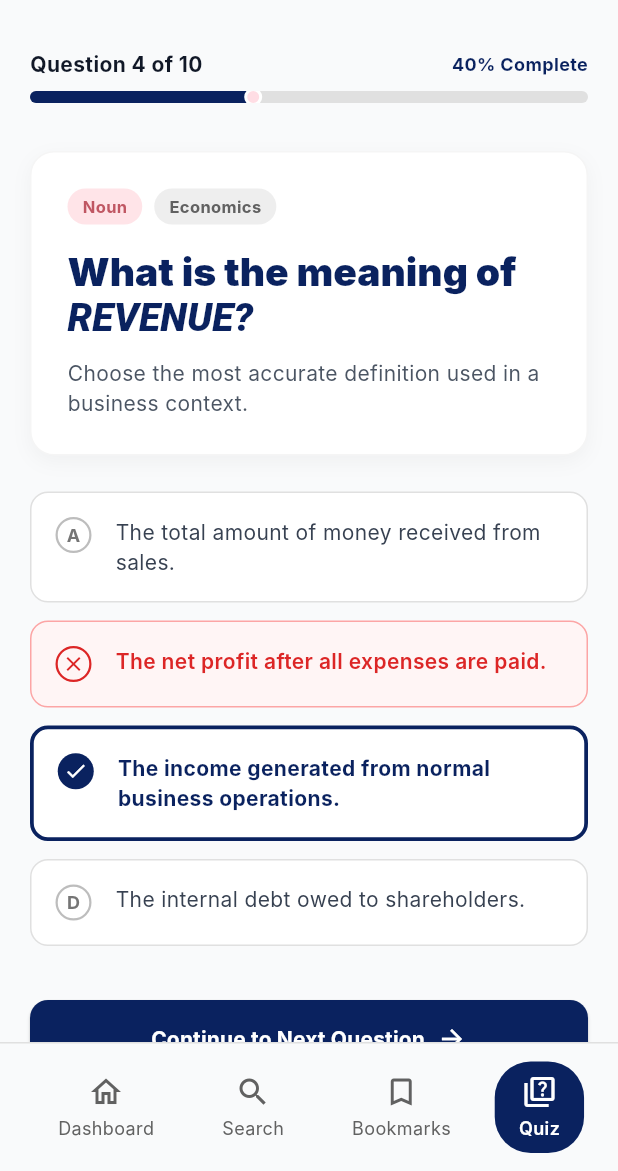
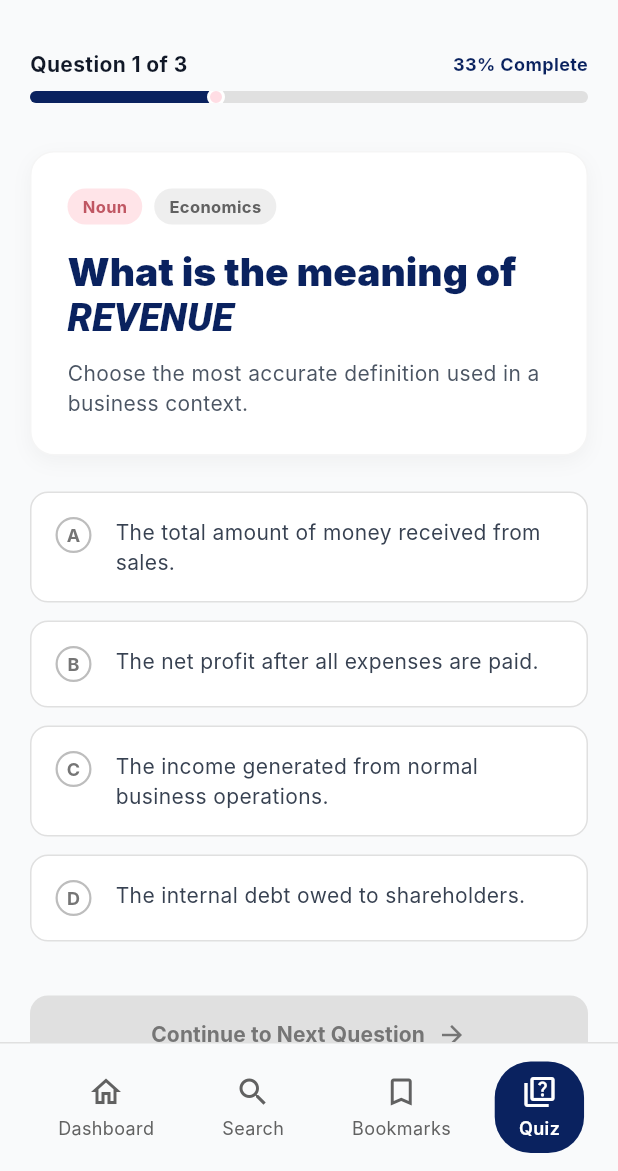
Before and after one commit to toyyibahnovianti-pixel/tugas_uas_mobile-programming, a Flutter app: the screen it shows after launch, item 4 of the bottom bar chosen, on a phone screen of 412 x 824 dp, the part 65-1236 px from its top. Run offline on Flutter 3.47's test engine with Material 3 defaults, Android fonts, the phone set to English and light mode, and no system bars; Roboto replaces fonts that are missing (Inter).

Commit message:
mengubah quiz di main.dart

```diff
--- a/lib/main.dart
+++ b/lib/main.dart
@@ -612,11 +612,96 @@ class HomeScreen extends StatelessWidget {
 
 enum _OptionState { unselected, correct, incorrect }
 
-class QuizScreen extends StatelessWidget {
+class QuizScreen extends StatefulWidget {
   const QuizScreen({super.key});
 
   @override
+  State<QuizScreen> createState() => _QuizScreenState();
+}
+
+class _QuizScreenState extends State<QuizScreen> {
+  int _currentQuestionIndex = 0;
+  int? _selectedOptionIndex;
+  bool _isAnswerChecked = false;
+
+  final List<Map<String, dynamic>> _questions = [
+    {
+      'word': 'REVENUE',
+      'type': 'Noun',
+      'category': 'Economics',
+      'questionText': 'What is the meaning of\n',
+      'subtitle': 'Choose the most accurate definition used in a business context.',
+      'options': [
+        'The total amount of money received from sales.',
+        'The net profit after all expenses are paid.',
+        'The income generated from normal business operations.',
+        'The internal debt owed to shareholders.',
+      ],
+      'correctIndex': 2,
+    },
+    {
+      'word': 'EPHEMERAL',
+      'type': 'Adjective',
+      'category': 'General',
+      'questionText': 'What does it mean to be\n',
+      'subtitle': 'Select the definition that best fits the word.',
+      'options': [
+        'Lasting for a very long time.',
+        'Lasting for a very short time; transient.',
+        'Having a glowing or luminous appearance.',
+        'Extremely large or immense.',
+      ],
+      'correctIndex': 1,
+    },
+    {
+      'word': 'NEGOTIATE',
+      'type': 'Verb',
+      'category': 'Business',
+      'questionText': 'How would you define\n',
+      'subtitle': 'Choose the correct action associated with this word.',
+      'options': [
+        'To force someone to agree with your terms.',
+        'To officially sign a document without reading.',
+        'To discuss something in order to reach an agreement.',
+        'To ignore a problem and hope it resolves itself.',
+      ],
+      'correctIndex': 2,
+    },
+  ];
+
+  void _checkAnswer(int index) {
+    if (_isAnswerChecked) return;
+    setState(() {
+      _selectedOptionIndex = index;
+      _isAnswerChecked = true;
+    });
+  }
+
+  void _nextQuestion() {
+    if (_currentQuestionIndex < _questions.length - 1) {
+      setState(() {
+        _currentQuestionIndex++;
+        _selectedOptionIndex = null;
+        _isAnswerChecked = false;
+      });
+    } else {
+      ScaffoldMessenger.of(context).showSnackBar(
+        const SnackBar(content: Text('Quiz Completed! Great job!')),
+      );
+      setState(() {
+        _currentQuestionIndex = 0;
+        _selectedOptionIndex = null;
+        _isAnswerChecked = false;
+      });
+    }
+  }
+
+  @override
   Widget build(BuildContext context) {
+    final question = _questions[_currentQuestionIndex];
+    final progress = (_currentQuestionIndex + 1) / _questions.length;
+    final letters = ['A', 'B', 'C', 'D'];
+
     return Scaffold(
       backgroundColor: const Color(0xFFF9FAFB),
       appBar: AppBar(
@@ -659,17 +744,17 @@ class QuizScreen extends StatelessWidget {
             Row(
               mainAxisAlignment: MainAxisAlignment.spaceBetween,
               children: [
-                const Text(
-                  'Question 4 of 10',
-                  style: TextStyle(
+                Text(
+                  'Question ${_currentQuestionIndex + 1} of ${_questions.length}',
+                  style: const TextStyle(
                     fontWeight: FontWeight.bold,
                     color: Color(0xFF111827),
                     fontSize: 14,
                   ),
                 ),
-                const Text(
-                  '40% Complete',
-                  style: TextStyle(
+                Text(
+                  '${(progress * 100).toInt()}% Complete',
+                  style: const TextStyle(
                     fontWeight: FontWeight.bold,
                     color: Color(0xFF0A225F),
                     fontSize: 12,
@@ -680,7 +765,6 @@ class QuizScreen extends StatelessWidget {
             const SizedBox(height: 8),
             LayoutBuilder(
               builder: (context, constraints) {
-                final double progress = 4 / 10;
                 final double width = constraints.maxWidth;
                 return Stack(
                   alignment: Alignment.centerLeft,
@@ -693,7 +777,8 @@ class QuizScreen extends StatelessWidget {
                         borderRadius: BorderRadius.circular(4),
                       ),
                     ),
-                    Container(
+                    AnimatedContainer(
+                      duration: const Duration(milliseconds: 300),
                       width: width * progress,
                       height: 8,
                       decoration: BoxDecoration(
@@ -701,8 +786,9 @@ class QuizScreen extends StatelessWidget {
                         borderRadius: BorderRadius.circular(4),
                       ),
                     ),
-                    Positioned(
-                      left: width * progress - 6,
+                    AnimatedPositioned(
+                      duration: const Duration(milliseconds: 300),
+                      left: (width * progress) - 6 < 0 ? 0 : (width * progress) - 6,
                       child: Container(
                         width: 12,
                         height: 12,
@@ -746,9 +832,9 @@ class QuizScreen extends StatelessWidget {
                           color: const Color(0xFFFFE4E8),
                           borderRadius: BorderRadius.circular(12),
                         ),
-                        child: const Text(
-                          'Noun',
-                          style: TextStyle(
+                        child: Text(
+                          question['type'] as String,
+                          style: const TextStyle(
                             color: Color(0xFFC05763),
                             fontSize: 11,
                             fontWeight: FontWeight.bold,
@@ -763,7 +849,7 @@ class QuizScreen extends StatelessWidget {
                           borderRadius: BorderRadius.circular(12),
                         ),
                         child: Text(
-                          'Economics',
+                          question['category'] as String,
                           style: TextStyle(
                             color: Colors.grey.shade700,
                             fontSize: 11,
@@ -775,26 +861,26 @@ class QuizScreen extends StatelessWidget {
                   ),
                   const SizedBox(height: 16),
                   RichText(
-                    text: const TextSpan(
-                      style: TextStyle(
+                    text: TextSpan(
+                      style: const TextStyle(
                         fontSize: 26,
                         fontWeight: FontWeight.w900,
                         color: Color(0xFF0A225F),
                         fontFamily: 'Inter',
                       ),
                       children: [
-                        TextSpan(text: 'What is the meaning of\n'),
+                        TextSpan(text: question['questionText'] as String),
                         TextSpan(
-                          text: 'REVENUE?',
-                          style: TextStyle(fontStyle: FontStyle.italic),
+                          text: question['word'] as String,
+                          style: const TextStyle(fontStyle: FontStyle.italic),
                         ),
                       ],
                     ),
                   ),
                   const SizedBox(height: 12),
-                  const Text(
-                    'Choose the most accurate definition used in a business context.',
-                    style: TextStyle(
+                  Text(
+                    question['subtitle'] as String,
+                    style: const TextStyle(
                       fontSize: 14,
                       color: Color(0xFF4B5563),
                       height: 1.4,
@@ -806,25 +892,30 @@ class QuizScreen extends StatelessWidget {
             const SizedBox(height: 24),
 
             // Options
-            _buildOption(
-              letter: 'A',
-              text: 'The total amount of money received from sales.',
-              state: _OptionState.unselected,
+            ...List.generate(
+              (question['options'] as List<String>).length,
+              (index) {
+                final text = (question['options'] as List<String>)[index];
+                final isCorrect = index == question['correctIndex'];
+
+                _OptionState state = _OptionState.unselected;
+                if (_isAnswerChecked) {
+                  if (index == _selectedOptionIndex) {
+                    state = isCorrect ? _OptionState.correct : _OptionState.incorrect;
+                  } else if (isCorrect) {
+                     state = _OptionState.correct;
+                  }
+                }
+
+                return GestureDetector(
+                  onTap: () => _checkAnswer(index),
+                  child: _buildOption(
+                    letter: letters[index],
+                    text: text,
+                    state: state,
                   ),
-            _buildOption(
-              letter: 'B',
-              text: 'The net profit after all expenses are paid.',
-              state: _OptionState.incorrect,
-            ),
-            _buildOption(
-              letter: 'C',
-              text: 'The income generated from normal business operations.',
-              state: _OptionState.correct,
-            ),
-            _buildOption(
-              letter: 'D',
-              text: 'The internal debt owed to shareholders.',
-              state: _OptionState.unselected,
+                );
+              },
             ),
             const SizedBox(height: 24),
 
@@ -832,14 +923,12 @@ class QuizScreen extends StatelessWidget {
             SizedBox(
               width: double.infinity,
               child: ElevatedButton(
-                onPressed: () {
-                  ScaffoldMessenger.of(context).showSnackBar(
-                    const SnackBar(content: Text('Wait for the next question update')),
-                  );
-                },
+                onPressed: _isAnswerChecked ? _nextQuestion : null,
                 style: ElevatedButton.styleFrom(
                   backgroundColor: const Color(0xFF0A225F),
                   foregroundColor: Colors.white,
+                  disabledBackgroundColor: Colors.grey.shade300,
+                  disabledForegroundColor: Colors.grey.shade600,
                   padding: const EdgeInsets.symmetric(vertical: 16),
                   shape: RoundedRectangleBorder(
                     borderRadius: BorderRadius.circular(12),
@@ -864,12 +953,9 @@ class QuizScreen extends StatelessWidget {
             const SizedBox(height: 16),
 
             // Skip Button
+            if (!_isAnswerChecked)
               TextButton(
-              onPressed: () {
-                ScaffoldMessenger.of(context).showSnackBar(
-                  const SnackBar(content: Text('Question skipped!')),
-                );
-              },
+                onPressed: _nextQuestion,
                 child: const Text(
                   'Skip Question',
                   style: TextStyle(
```
Lines whose indentation alone changed are shown as unchanged.
